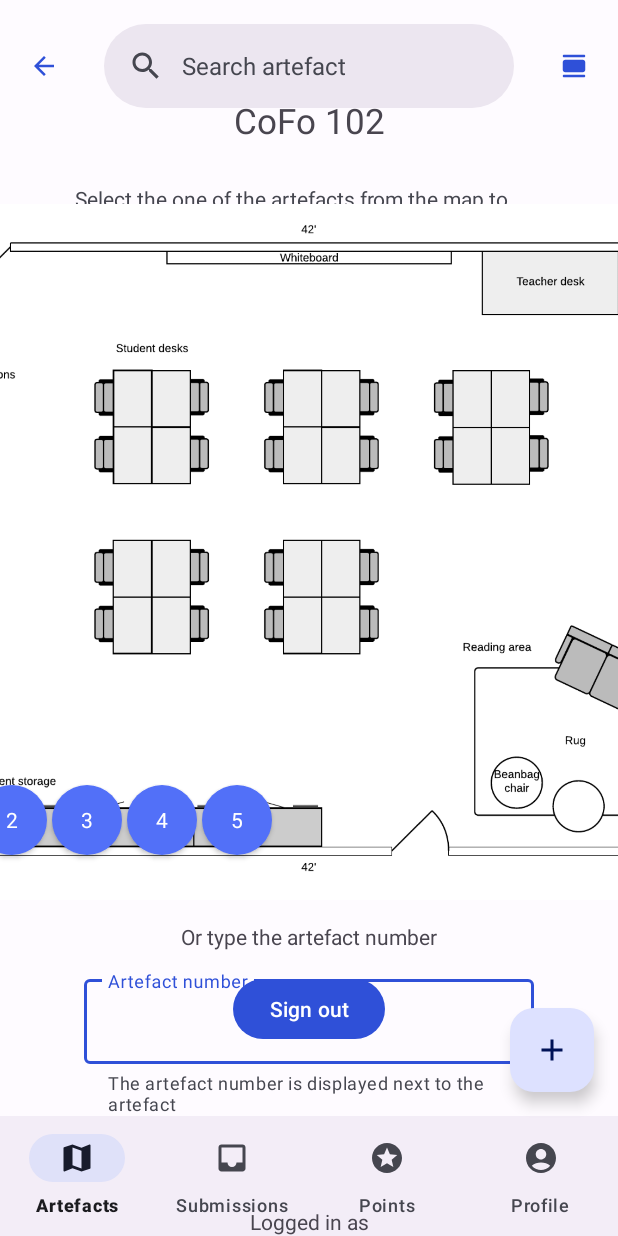
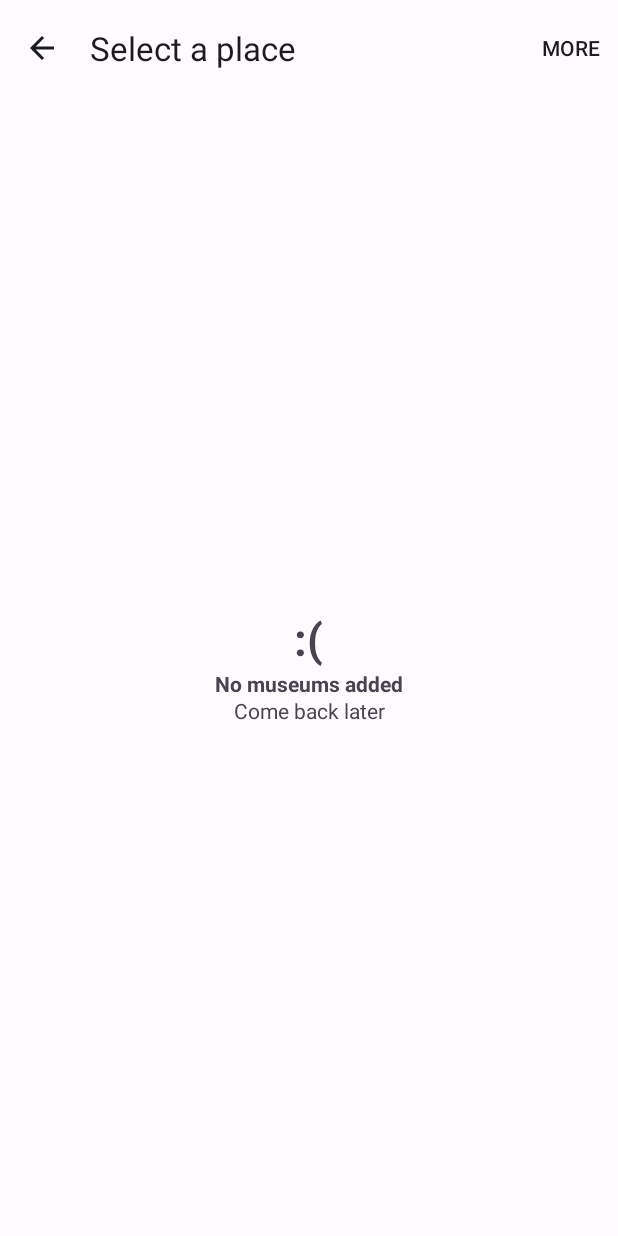
Before and after one commit to Moorad/museum-companion, an Android app built with Jetpack Compose: the screen it shows after launch (MainActivity before the commit, MuseumSelectActivity after it), after a tap on "Continue as a guest", on a phone screen of 412 x 824 dp. Run offline under Robolectric (Android 15) with nearby library versions, the phone set to English and light mode, and no system bars; our stand-ins replace Firebase (no records; nobody signed in at launch, a user with empty details on screens opened directly).

Commit message:
Add a simple museum select activity

```diff
--- a/app/src/main/java/com/example/cs306coursework1/MainActivity.kt
+++ b/app/src/main/java/com/example/cs306coursework1/MainActivity.kt
@@ -7,6 +7,7 @@ import android.os.Bundle
 import android.util.Log
 import android.widget.Button
 import androidx.appcompat.app.AppCompatDelegate
+import com.example.cs306coursework1.login.LoginActivity
 import com.google.firebase.auth.ktx.auth
 import com.google.firebase.ktx.Firebase
 
--- a/app/src/main/java/com/example/cs306coursework1/helpers/DB.kt
+++ b/app/src/main/java/com/example/cs306coursework1/helpers/DB.kt
@@ -28,5 +28,9 @@ class DB {
 
             return db.collection("users").add(data)
         }
+
+        fun getAvailableMuseums(): Task<QuerySnapshot> {
+            return db.collection("museums").get()
+        }
     }
 }
--- a/app/src/main/java/com/example/cs306coursework1/LoginActivity.kt
+++ b/app/src/main/java/com/example/cs306coursework1/login/LoginActivity.kt
@@ -1,4 +1,4 @@
-package com.example.cs306coursework1
+package com.example.cs306coursework1.login
 
 import android.content.Intent
 import android.os.Bundle
@@ -7,7 +7,9 @@ import com.google.android.material.snackbar.Snackbar
 import androidx.appcompat.app.AppCompatActivity
 import androidx.constraintlayout.widget.ConstraintLayout
 import androidx.fragment.app.Fragment
+import com.example.cs306coursework1.*
 import com.example.cs306coursework1.helpers.DB
+import com.example.cs306coursework1.museum_select.MuseumSelectActivity
 import com.google.firebase.auth.ktx.auth
 import com.google.firebase.ktx.Firebase
 
@@ -19,12 +21,12 @@ class LoginActivity : AppCompatActivity() {
 
     lateinit var constraintLayout: ConstraintLayout
 
-    lateinit var mainActivityIntent: Intent
+    lateinit var museumsActivityIntent: Intent
     override fun onCreate(savedInstanceState: Bundle?) {
         super.onCreate(savedInstanceState)
         setContentView(R.layout.activity_login)
 
-        mainActivityIntent = Intent(this, MainActivity::class.java)
+        museumsActivityIntent = Intent(this, MuseumSelectActivity::class.java)
 
         constraintLayout = findViewById(R.id.constraintLayout)
 
@@ -42,11 +44,11 @@ class LoginActivity : AppCompatActivity() {
 
         // Go to main activity if guest button was clicked
         guestOptionButton.setOnClickListener {
-            mainActivityIntent.putExtra(
+            museumsActivityIntent.putExtra(
                 "user_details",
                 UserDetails(null, "Guest user", null, AccountType.GUEST)
             )
-            startActivity(mainActivityIntent)
+            startActivity(museumsActivityIntent)
         }
 
         // Show login fragment if sign in button was clicked
@@ -78,7 +80,7 @@ class LoginActivity : AppCompatActivity() {
             .addOnSuccessListener { documents ->
                 val doc = documents.first()
 
-                mainActivityIntent.putExtra(
+                museumsActivityIntent.putExtra(
                     "user_details",
                     UserDetails(
                         currentUser?.uid.toString(),
@@ -88,7 +90,7 @@ class LoginActivity : AppCompatActivity() {
                     )
                 )
 
-                startActivity(mainActivityIntent)
+                startActivity(museumsActivityIntent)
             }.addOnFailureListener { exception ->
                 Snackbar.make(constraintLayout, exception.message.toString(), 5000).show()
             }
--- /dev/null
+++ b/app/src/main/java/com/example/cs306coursework1/museum_select/MuseumSelectActivity.kt
@@ -0,0 +1,58 @@
+package com.example.cs306coursework1.museum_select
+
+import androidx.appcompat.app.AppCompatActivity
+import android.os.Bundle
+import android.view.View
+import android.widget.LinearLayout
+import androidx.constraintlayout.widget.ConstraintLayout
+import androidx.recyclerview.widget.LinearLayoutManager
+import androidx.recyclerview.widget.RecyclerView
+import com.example.cs306coursework1.R
+import com.example.cs306coursework1.helpers.DB
+import com.example.cs306coursework1.helpers.Err
+import com.google.firebase.firestore.DocumentSnapshot
+
+class MuseumSelectActivity : AppCompatActivity() {
+    override fun onCreate(savedInstanceState: Bundle?) {
+        super.onCreate(savedInstanceState)
+        setContentView(R.layout.activity_museum_select)
+
+        val noMuseumView = findViewById<LinearLayout>(R.id.noMuseum)
+        val constraintLayout = findViewById<ConstraintLayout>(R.id.constraintLayout)
+        val recyclerView = findViewById<RecyclerView>(R.id.recycler_view)
+        val layoutManager = LinearLayoutManager(this)
+        recyclerView.layoutManager = layoutManager
+
+        DB.getAvailableMuseums().addOnSuccessListener { documents ->
+
+            // If there is no museums display the "No museums added" text
+            // and skip the reset of this code
+            if (documents.size() == 0) {
+                noMuseumView.visibility = View.VISIBLE
+                return@addOnSuccessListener
+            }
+
+            val cardArrayList = populateList(documents.documents)
+
+
+            val adapter = MuseumsAdapter(cardArrayList)
+            recyclerView.adapter = adapter
+        }.addOnFailureListener { exception ->
+            Err.displaySnackBar(constraintLayout, exception.message.toString())
+        }
+    }
+
+    private fun populateList(documents: MutableList<DocumentSnapshot>): ArrayList<MuseumsModal> {
+        val list = ArrayList<MuseumsModal>()
+
+        documents.forEach { doc ->
+            val card = MuseumsModal()
+            card.setName(doc["name"].toString())
+            card.setCuratorName(doc["owner_name"].toString())
+            card.setDescription(doc["description"].toString())
+            list.add(card)
+        }
+
+        return list
+    }
+}
--- a/app/src/main/res/layout/activity_login.xml
+++ b/app/src/main/res/layout/activity_login.xml
@@ -6,7 +6,7 @@
     android:layout_width="match_parent"
     android:layout_height="match_parent"
     android:fitsSystemWindows="true"
-    tools:context=".LoginActivity">
+    tools:context=".login.LoginActivity">
 
 
     <LinearLayout
--- /dev/null
+++ b/app/src/main/res/layout/activity_museum_select.xml
@@ -0,0 +1,58 @@
+<?xml version="1.0" encoding="utf-8"?>
+<androidx.constraintlayout.widget.ConstraintLayout xmlns:android="http://schemas.android.com/apk/res/android"
+    xmlns:app="http://schemas.android.com/apk/res-auto"
+    xmlns:tools="http://schemas.android.com/tools"
+    android:id="@+id/constraintLayout"
+    android:layout_width="match_parent"
+    android:layout_height="match_parent"
+    tools:context=".museum_select.MuseumSelectActivity">
+
+    <com.google.android.material.appbar.AppBarLayout
+        android:id="@+id/app_bar"
+        android:layout_width="match_parent"
+        android:layout_height="wrap_content"
+        app:layout_constraintTop_toTopOf="parent">
+
+        <com.google.android.material.appbar.MaterialToolbar
+            android:id="@+id/topAppBar"
+            android:layout_width="match_parent"
+            android:layout_height="?attr/actionBarSize"
+            app:title="@string/museum_select_title"
+            app:menu="@menu/top_app_bar"
+            app:navigationIcon="@drawable/ic_back" />
+
+    </com.google.android.material.appbar.AppBarLayout>
+
+    <androidx.recyclerview.widget.RecyclerView
+        android:id="@+id/recycler_view"
+        app:layout_constraintTop_toBottomOf="@id/app_bar"
+        android:layout_width="match_parent"
+        android:layout_height="wrap_content" />
+
+    <LinearLayout
+        android:id="@+id/noMuseum"
+        android:layout_width="wrap_content"
+        android:layout_height="wrap_content"
+        app:layout_constraintTop_toBottomOf="@id/app_bar"
+        app:layout_constraintEnd_toEndOf="parent"
+        app:layout_constraintStart_toStartOf="parent"
+        app:layout_constraintBottom_toBottomOf="parent"
+        android:orientation="vertical"
+        android:gravity="center"
+        android:visibility="gone">
+
+        <TextView
+            android:layout_width="wrap_content"
+            android:layout_height="wrap_content"
+            android:textSize="30dp"
+            android:text="@string/sad" />
+
+        <TextView
+            android:layout_width="wrap_content"
+            android:layout_height="wrap_content"
+            android:text="@string/no_museums"
+            android:gravity="center" />
+    </LinearLayout>
+
+
+</androidx.constraintlayout.widget.ConstraintLayout>
--- a/app/src/main/res/layout/fragment_login.xml
+++ b/app/src/main/res/layout/fragment_login.xml
@@ -6,7 +6,7 @@
     android:layout_width="match_parent"
     android:layout_height="match_parent"
     android:background="@color/md_theme_light_background"
-    tools:context=".LoginFragment">
+    tools:context=".login.LoginFragment">
 
     <Button
         android:id="@+id/loginBackButton"
--- a/app/src/main/res/layout/fragment_register.xml
+++ b/app/src/main/res/layout/fragment_register.xml
@@ -6,7 +6,7 @@
     android:layout_width="match_parent"
     android:layout_height="match_parent"
     android:background="@color/md_theme_light_background"
-    tools:context=".LoginFragment">
+    tools:context=".login.LoginFragment">
 
     <Button
         android:id="@+id/registerBackButton"
--- a/app/src/main/res/menu/top_app_bar.xml
+++ b/app/src/main/res/menu/top_app_bar.xml
@@ -3,7 +3,7 @@
     xmlns:app="http://schemas.android.com/apk/res-auto">
     <item
         android:id="@+id/edit"
-        android:title="Edit"
+        android:title="@string/more"
         android:contentDescription="Edit"
         app:showAsAction="ifRoom" />
 </menu>
--- a/app/src/main/res/values/strings.xml
+++ b/app/src/main/res/values/strings.xml
@@ -27,6 +27,15 @@
         <item>Standard</item>
         <item>Curator</item>
     </string-array>
+
+    <string name="museum_select_title">Select a place</string>
+
+    <string name="more">More</string>
+    <string name="action_visit">Visit</string>
+    <string name="action_edit">Edit</string>
+
+    <string name="no_museums"><b>No museums added</b>\nCome back later</string>
+    <string name="sad"><b>:(</b></string>
 
     <string name="title_activity_scrolling">ScrollingActivity</string>
     <string name="large_text">The Macintosh Plus computer is the third model in the Macintosh line, introduced on January 16, 1986, two years after the original Macintosh and a little more than a year after the Macintosh 512K, with a price tag of US$2,599.[1] As an evolutionary improvement over the 512K, it shipped with 1 MB of RAM standard, expandable to 4 MB, and an external SCSI peripheral bus, among smaller improvements. Originally, the computer\'s case was the same beige color as the original Macintosh, Pantone 453;[2] however, in 1987, the case color was changed to the long-lived, warm gray "Platinum" color.[3]
```
Also changed, not shown: app/src/main/AndroidManifest.xml (+7 -10 lines), app/src/main/java/com/example/cs306coursework1/helpers/Err.kt (added, +26 -0 lines), app/src/main/java/com/example/cs306coursework1/login/LoginFragment.kt (renamed from app/src/main/java/com/example/cs306coursework1/LoginFragment.kt, +10 -25 lines), app/src/main/java/com/example/cs306coursework1/login/RegisterFragment.kt (renamed from app/src/main/java/com/example/cs306coursework1/RegisterFragment.kt, +10 -26 lines), app/src/main/java/com/example/cs306coursework1/museum_select/MuseumsAdapter.kt (added, +38 -0 lines), app/src/main/java/com/example/cs306coursework1/museum_select/MuseumsModal.kt (added, +31 -0 lines), app/src/main/res/layout/museum_card_layout.xml (added, +89 -0 lines).
